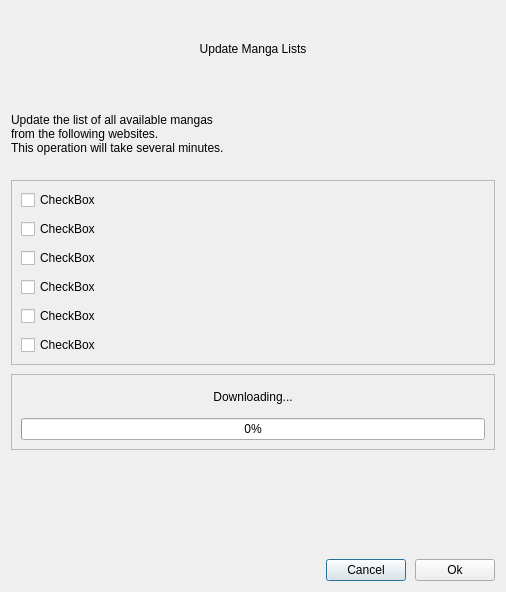
Old version of the form widgets/updatemangalistsdialog.ui in the repository Rain92/UltimateMangaReader.
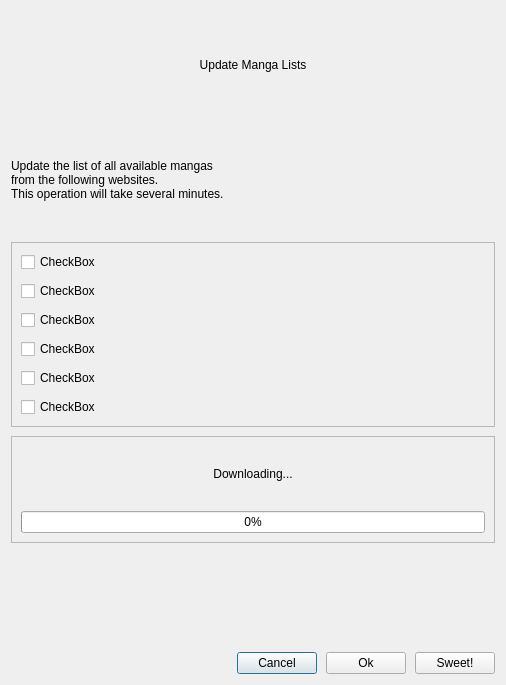
New version of the form.

The edit to the form file:
```diff
--- a/widgets/updatemangalistsdialog.ui
+++ b/widgets/updatemangalistsdialog.ui
@@ -7,7 +7,7 @@
     <x>0</x>
     <y>0</y>
     <width>506</width>
-    <height>592</height>
+    <height>685</height>
    </rect>
   </property>
   <property name="windowTitle">
@@ -191,6 +191,13 @@
        </property>
       </widget>
      </item>
+     <item>
+      <widget class="QPushButton" name="pushButtonFinish">
+       <property name="text">
+        <string>Sweet!</string>
+       </property>
+      </widget>
+     </item>
     </layout>
    </item>
   </layout>
```
Left out of the diff: 2 changed lines with no effect on the pictures.
